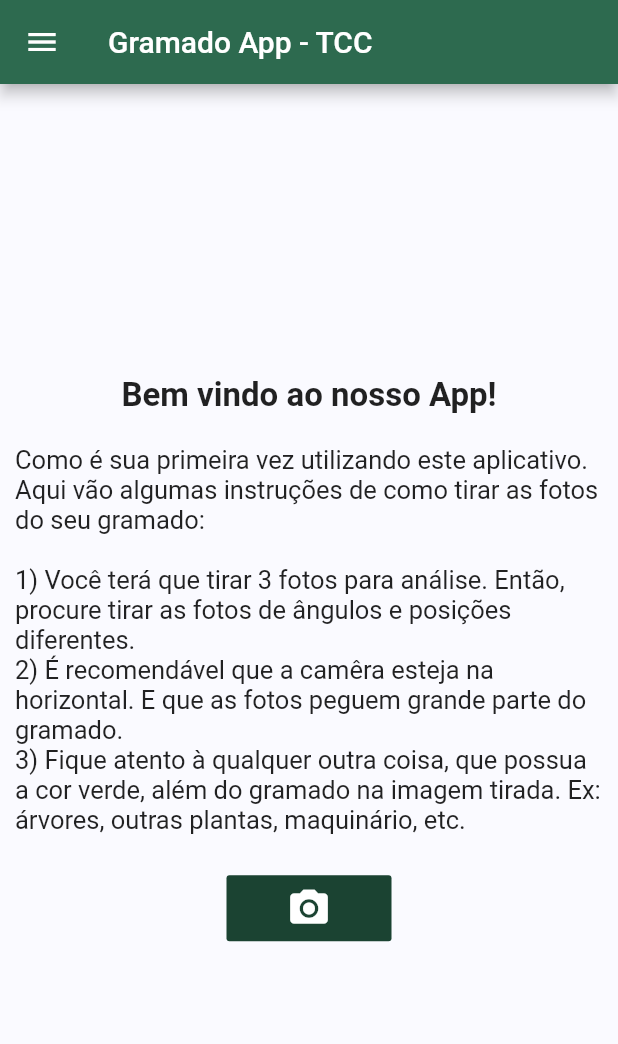
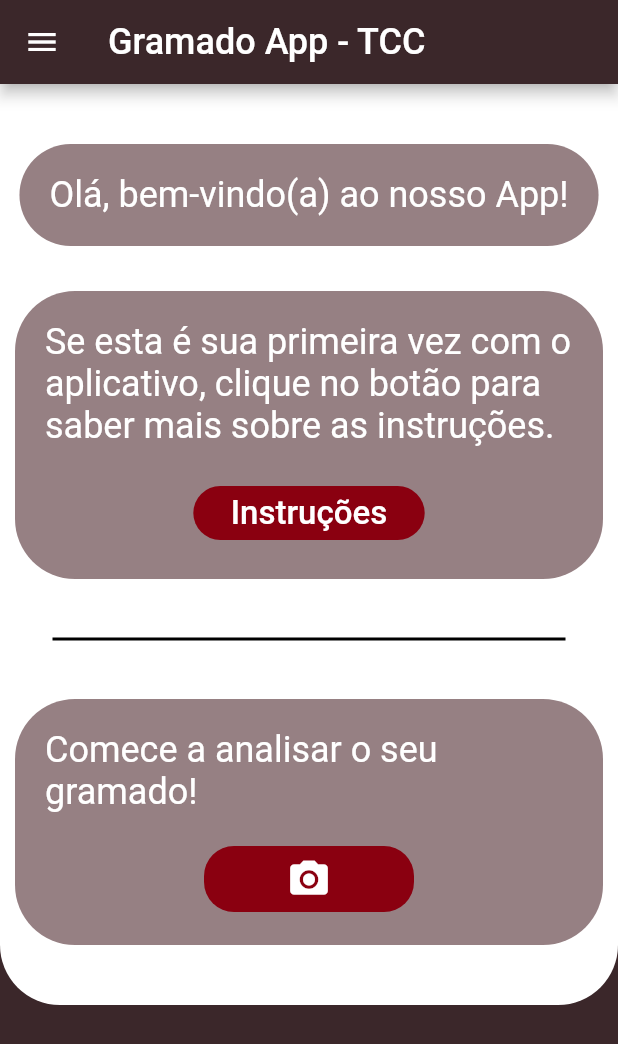
Before and after one commit to IagoEngel/TCC, a Flutter app: the screen it shows after launch, after a tap on "Acessar", on a phone screen of 412 x 824 dp. Shown: the top 1044 px of the screen. Run offline on Flutter 3.47's test engine with Material 2 defaults, Android fonts, the phone set to English and light mode, and no system bars; our stand-ins replace cloud_firestore, firebase_auth, gallery_saver, image_picker, palette_generator; accounts and stored records are empty; network calls fail.

Commit message:
GetColor

```diff
--- a/tcc_app_grama/lib/login.dart
+++ b/tcc_app_grama/lib/login.dart
@@ -24,8 +24,13 @@ class _LoginState extends State<Login> {
   Widget build(BuildContext context) {
     return Scaffold(
         appBar: new AppBar(
-          title: new Text('Já tem uma conta? Entre!'),
-          backgroundColor: Colors.green,
+          title: Center(
+            child: new Text(
+              'Já tem uma conta? Entre!',
+              style: TextStyle(fontSize: 24),
+            ),
+          ),
+          backgroundColor: Color.fromRGBO(59, 39, 42, 1.0),
         ),
         backgroundColor: Colors.white,
         body: Container(
@@ -39,7 +44,7 @@ class _LoginState extends State<Login> {
                   alignment: Alignment(0.0, 1.15),
                   decoration: new BoxDecoration(
                     image: new DecorationImage(
-                      image: AssetImage("assets/login.png"),
+                      image: AssetImage("assets/iconLogin.png"),
                       fit: BoxFit.fitHeight,
                     ),
                   ),
@@ -61,7 +66,7 @@ class _LoginState extends State<Login> {
                   height: 60,
                   alignment: Alignment.centerLeft,
                   decoration: BoxDecoration(
-                    color: Colors.green,
+                    color: Color.fromRGBO(59, 39, 42, 1.0),
                     borderRadius: BorderRadius.all(
                       Radius.circular(5),
                     ),
@@ -73,7 +78,7 @@ class _LoginState extends State<Login> {
                         style: TextStyle(
                           fontWeight: FontWeight.bold,
                           color: Colors.white,
-                          fontSize: 20,
+                          fontSize: 22,
                         ),
                         textAlign: TextAlign.center,
                       ),
@@ -85,7 +90,8 @@ class _LoginState extends State<Login> {
                         } else {
                           print('USUÁRIO LOGADO');
                         }
-                        await _getUser(txtEmail.text).then((QuerySnapshot docs){
+                        await _getUser(txtEmail.text)
+                            .then((QuerySnapshot docs) {
                           user.email = docs.documents[0].data['email'];
                           user.nome = docs.documents[0].data['nome'];
                         });
@@ -104,6 +110,7 @@ class _LoginState extends State<Login> {
                       child: Text(
                         "Cadastre-se",
                         textAlign: TextAlign.center,
+                        style: TextStyle(fontSize: 18),
                       ),
                       onPressed: () {
                         Navigator.push(
--- a/tcc_app_grama/lib/telas/tela_inicial.dart
+++ b/tcc_app_grama/lib/telas/tela_inicial.dart
@@ -19,50 +19,36 @@ class _TelaInicialState extends State<TelaInicial> {
   Widget build(BuildContext context) {
     return Scaffold(
       appBar: AppBar(
-        backgroundColor: Color.fromRGBO(45, 106, 79, 1.0),
-        title: Text("Gramado App - TCC"),
+        backgroundColor: Color.fromRGBO(59, 39, 42, 1.0),
+        title: Text(
+          "Gramado App - TCC",
+          style: TextStyle(fontSize: 24),
+        ),
       ),
       drawer: _drawer(),
-      backgroundColor: Color.fromRGBO(250, 250, 255, 1.0),
-      body: Align(
-        alignment: Alignment.center,
+      backgroundColor: Color.fromRGBO(59, 39, 42, 1.0),
+      body: Container(
+        padding: EdgeInsets.only(top: 40),
+        decoration: BoxDecoration(
+          borderRadius: BorderRadius.only(
+            bottomLeft: Radius.circular(40),
+            bottomRight: Radius.circular(40),
+          ),
+          color: Colors.white,
+        ),
         child: Column(
-          mainAxisAlignment: MainAxisAlignment.center,
+          mainAxisSize: MainAxisSize.min,
           children: [
-            Text(
-              "Bem vindo ao nosso App!",
-              style: TextStyle(fontSize: 22, fontWeight: FontWeight.bold),
+            _textOla(),
+            _instrucoes(),
+            Divider(
+              color: Colors.black,
+              indent: 35,
+              endIndent: 35,
+              thickness: 2,
+              height: 80,
             ),
-            SizedBox(height: 20),
-            Container(
-              margin: EdgeInsets.only(left: 10, right: 10),
-              child: Text(
-                "Como é sua primeira vez utilizando este aplicativo. Aqui vão algumas instruções de como tirar as fotos do seu gramado:\n",
-                style: TextStyle(fontSize: 17),
-              ),
-            ),
-            Container(
-              margin: EdgeInsets.only(left: 10, right: 10),
-              child: Text(
-                "1) Você terá que tirar 3 fotos para análise. Então, procure tirar as fotos de ângulos e posições diferentes. \n" +
-                    "2) É recomendável que a camêra esteja na horizontal. E que as fotos peguem grande parte do gramado. \n" +
-                    "3) Fique atento à qualquer outra coisa, que possua a cor verde, além do gramado na imagem tirada. Ex: árvores, outras plantas, maquinário, etc.\n",
-                style: TextStyle(fontSize: 17),
-              ),
-            ),
-            SizedBox(height: 5),
-            FlatButton(
-              padding: EdgeInsets.only(left: 40, right: 40, top: 7, bottom: 7),
-              color: Color.fromRGBO(27, 67, 50, 1.0),
-              child: Icon(Icons.camera_alt, color: Colors.white, size: 30),
-              onPressed: () {
-                Navigator.push(
-                  context,
-                  MaterialPageRoute(
-                      builder: (context) => Camera(user: widget.user)),
-                );
-              },
-            ),
+            _comecarFotos(),
           ],
         ),
       ),
@@ -134,4 +120,100 @@ class _TelaInicialState extends State<TelaInicial> {
       ),
     );
   }
+
+  Widget _textOla() {
+    return Container(
+      margin: EdgeInsets.only(left: 10, right: 10),
+      padding: EdgeInsets.all(20),
+      decoration: BoxDecoration(
+        color: Color.fromRGBO(150, 128, 131, 1.0),
+        borderRadius: BorderRadius.circular(40),
+      ),
+      child: Text(
+        "Olá, bem-vindo(a) ao nosso App!",
+        style: TextStyle(
+          color: Colors.white,
+          fontSize: 24,
+        ),
+      ),
+    );
+  }
+
+  Widget _instrucoes() {
+    return Container(
+      margin: EdgeInsets.only(top: 30, left: 10, right: 10),
+      padding: EdgeInsets.all(20),
+      decoration: BoxDecoration(
+        color: Color.fromRGBO(150, 128, 131, 1.0),
+        borderRadius: BorderRadius.circular(40),
+      ),
+      child: Column(
+        children: [
+          Text(
+            "Se esta é sua primeira vez com o aplicativo, clique no botão para saber mais sobre as instruções.",
+            style: TextStyle(fontSize: 24, color: Colors.white),
+          ),
+          SizedBox(height: 20),
+          FlatButton(
+            padding: EdgeInsets.only(right: 25, left: 25),
+            color: Color.fromRGBO(138, 0, 16, 1.0),
+            shape: RoundedRectangleBorder(
+              borderRadius: BorderRadius.circular(20),
+            ),
+            child: Text(
+              "Instruções",
+              style: TextStyle(color: Colors.white, fontSize: 22),
+            ),
+            onPressed: () {
+              return showDialog(
+                context: context,
+                builder: (context) => AlertDialog(
+                  content: Text(
+                      "1) Você terá 4 fotos  para análise. Então, procure tirar as fotos de ângulos e posições diferentes.\n\n2)É recomendável que a camêra esteja na horizontal. E que as fotos peguem grande parte do gramado.\n\n3) Fique atento à qualquer outra coisa, que possua a cor, além do gramado na imagem tirada. Ex: árvores, outras plantas, maquinário, etc."),
+                  shape: RoundedRectangleBorder(
+                    borderRadius: BorderRadius.circular(30),
+                  ),
+                ),
+              );
+            },
+          ),
+        ],
+      ),
+    );
+  }
+
+  Widget _comecarFotos() {
+    return Container(
+      margin: EdgeInsets.only(left: 10, right: 10, bottom: 40),
+      padding: EdgeInsets.all(20),
+      decoration: BoxDecoration(
+        color: Color.fromRGBO(150, 128, 131, 1.0),
+        borderRadius: BorderRadius.circular(40),
+      ),
+      child: Column(
+        children: [
+          Text(
+            "Comece a analisar o seu gramado!",
+            style: TextStyle(color: Colors.white, fontSize: 24),
+          ),
+          SizedBox(height: 20),
+          FlatButton(
+            color: Color.fromRGBO(138, 0, 16, 1.0),
+            padding: EdgeInsets.only(left: 55, right: 55, top: 7, bottom: 7),
+            child: Icon(Icons.camera_alt, color: Colors.white, size: 30),
+            shape: RoundedRectangleBorder(
+              borderRadius: BorderRadius.circular(20)
+            ),
+            onPressed: () {
+              Navigator.push(
+                  context,
+                  MaterialPageRoute(
+                    builder: (context) => Camera(user: widget.user),
+                  ));
+            },
+          ),
+        ],
+      ),
+    );
+  }
 }
```
Also changed, not shown: tcc_app_grama/lib/signup.dart (+7 -6 lines), tcc_app_grama/lib/telas/camera_screen.dart (+91 -54 lines), tcc_app_grama/pubspec.yaml (+2 -6 lines), tcc_app_grama/assets/iconLogin.png (added), tcc_app_grama/pubspec.lock, 1 other file.
